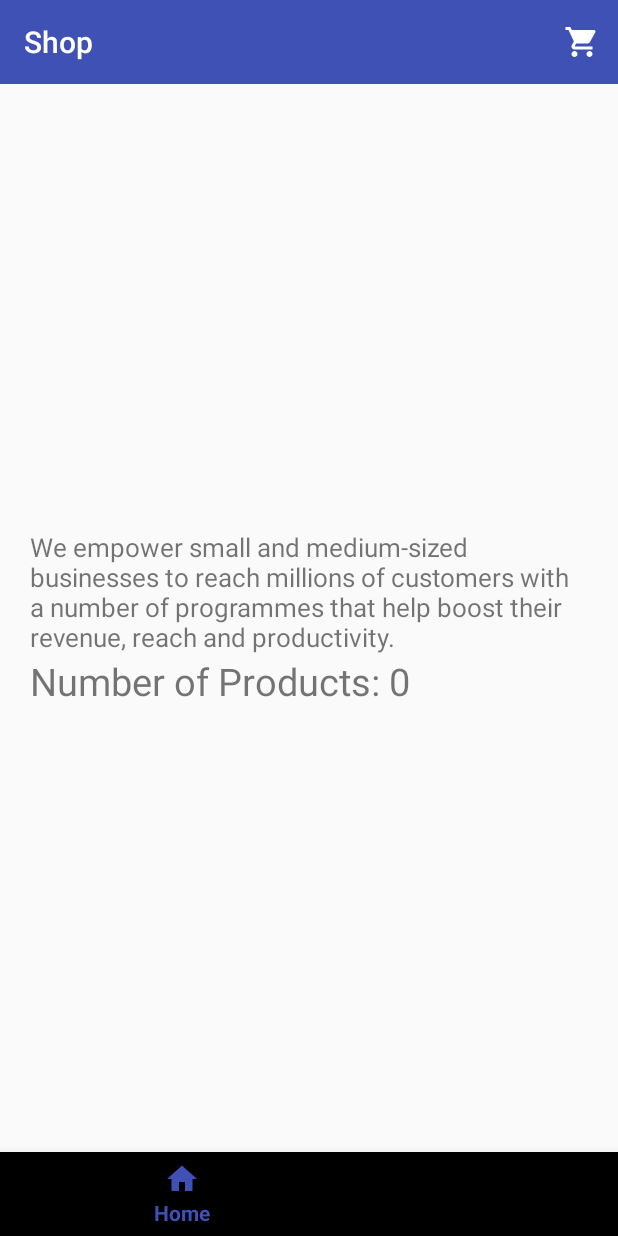
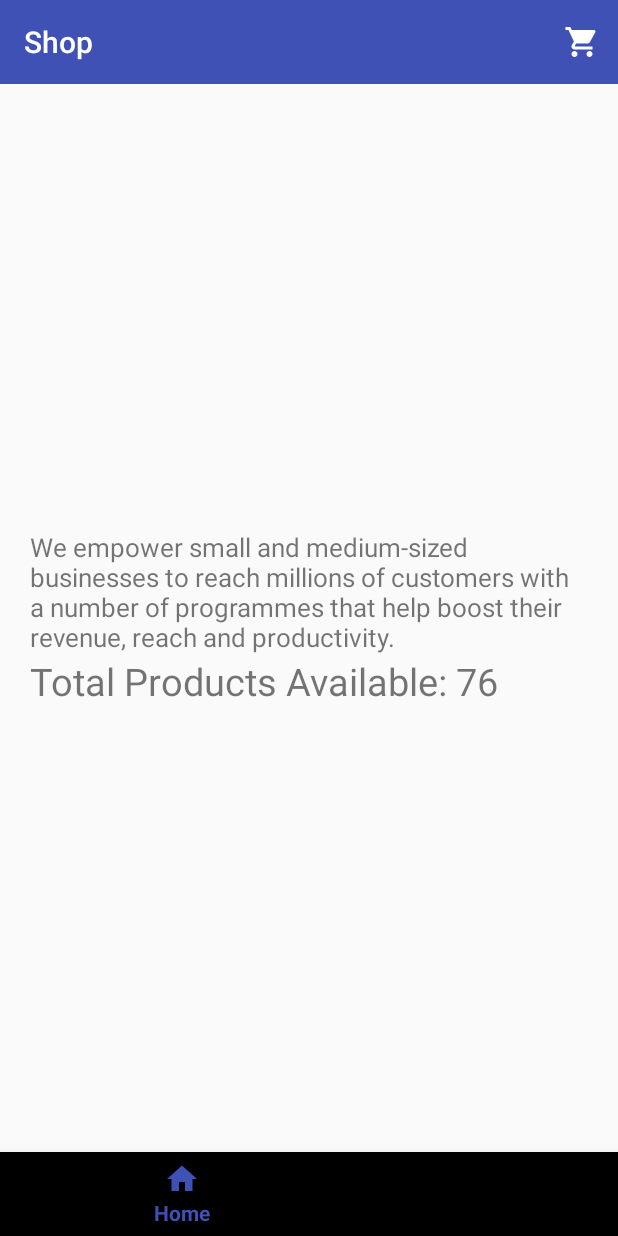
Before and after one commit to htl-leonding/android-jetpack-navigation-components-shop, an Android app: the ShopFragment screen opened through its navigation route, after a tap on "ABOUT US", on a phone screen of 412 x 824 dp. Run offline under Robolectric (Android 15) with nearby library versions, the phone set to English and light mode, and no system bars; our stand-ins replace navigation-ui; 2 statements that could not run were skipped.

Commit message:
Section 4 Lecture 17: Example with SafeArgs is working

```diff
--- a/Shop/app/build.gradle
+++ b/Shop/app/build.gradle
@@ -6,11 +6,13 @@ apply plugin: 'kotlin-android-extensions'
 
 apply plugin: "androidx.navigation.safeargs.kotlin"
 
+apply plugin: "kotlin-kapt"
+
 android {
     compileSdkVersion 28
     defaultConfig {
         applicationId "at.htl.shop"
-        minSdkVersion 23
+        minSdkVersion 26
         targetSdkVersion 28
         versionCode 1
         versionName "1.0"
--- a/Shop/app/src/main/java/at/htl/shop/AboutFragment.kt
+++ b/Shop/app/src/main/java/at/htl/shop/AboutFragment.kt
@@ -5,6 +5,7 @@ import android.view.LayoutInflater
 import android.view.View
 import android.view.ViewGroup
 import androidx.fragment.app.Fragment
+import kotlinx.android.synthetic.main.fragment_about.*
 
 class AboutFragment : Fragment() {
 
@@ -17,4 +18,12 @@ class AboutFragment : Fragment() {
         return inflater.inflate(R.layout.fragment_about, container, false)
     }
 
+    override fun onViewCreated(view: View, savedInstanceState: Bundle?) {
+        super.onViewCreated(view, savedInstanceState)
+
+        arguments?.let {
+            val safeArgs = AboutFragmentArgs.fromBundle(it)
+            tv_product_count.text = "Total Products Available: ${safeArgs.productCount}"
+        }
+    }
 }
--- a/Shop/app/src/main/java/at/htl/shop/ShopFragment.kt
+++ b/Shop/app/src/main/java/at/htl/shop/ShopFragment.kt
@@ -7,6 +7,7 @@ import android.view.ViewGroup
 import androidx.fragment.app.Fragment
 import androidx.navigation.Navigation
 import kotlinx.android.synthetic.main.fragment_shop.*
+import kotlin.random.Random
 
 class ShopFragment : Fragment() {
 
@@ -23,7 +24,12 @@ class ShopFragment : Fragment() {
         super.onViewCreated(view, savedInstanceState)
 
         btn_about.setOnClickListener {
-            Navigation.findNavController(it).navigate(R.id.about_destination)
+            // Navigation.findNavController(it).navigate(R.id.about_destination)
+
+            //Navigation.findNavController(it).navigate(R.id.next_action)
+
+            val nextAction = ShopFragmentDirections.nextAction(Random.nextInt(200))
+            Navigation.findNavController(it).navigate(nextAction)
         }
     }
 }
--- a/Shop/app/src/main/res/navigation/nav_graph.xml
+++ b/Shop/app/src/main/res/navigation/nav_graph.xml
@@ -2,23 +2,37 @@
 <navigation
         xmlns:android="http://schemas.android.com/apk/res/android"
         xmlns:app="http://schemas.android.com/apk/res-auto"
+        xmlns:tools="http://schemas.android.com/tools"
         android:id="@+id/nav_graph"
         app:startDestination="@id/home_destination">
 
     <fragment
             android:id="@+id/home_destination"
             android:name="at.htl.shop.HomeFragment"
-            android:label="Home"/>
+            android:label="Home"
+            tools:layout="@layout/fragment_home"/>
     <fragment
             android:id="@+id/shop_destination"
             android:name="at.htl.shop.ShopFragment"
-            android:label="Shop"/>
+            android:label="Shop"
+            tools:layout="@layout/fragment_shop">
+        <action
+                android:id="@+id/next_action"
+                app:destination="@id/about_destination"/>
+    </fragment>
     <fragment
             android:id="@+id/about_destination"
             android:name="at.htl.shop.AboutFragment"
-            android:label="About"/>
+            android:label="About"
+            tools:layout="@layout/fragment_about">
+        <argument
+                android:name="productCount"
+                app:argType="integer"
+                android:defaultValue="0"/>
+    </fragment>
     <fragment
             android:id="@+id/cart_destination"
             android:name="at.htl.shop.CartFragment"
-            android:label="Cart"/>
+            android:label="Cart"
+            tools:layout="@layout/fragment_cart"/>
 </navigation>
--- a/Shop/build.gradle
+++ b/Shop/build.gradle
@@ -11,6 +11,7 @@ buildscript {
         classpath 'com.android.tools.build:gradle:3.5.0-alpha04'
         classpath "org.jetbrains.kotlin:kotlin-gradle-plugin:$kotlin_version"
         classpath "android.arch.navigation:navigation-safe-args-gradle-plugin:1.0.0-beta02"
+
         // NOTE: Do not place your application dependencies here; they belong
         // in the individual module build.gradle files
     }
```
